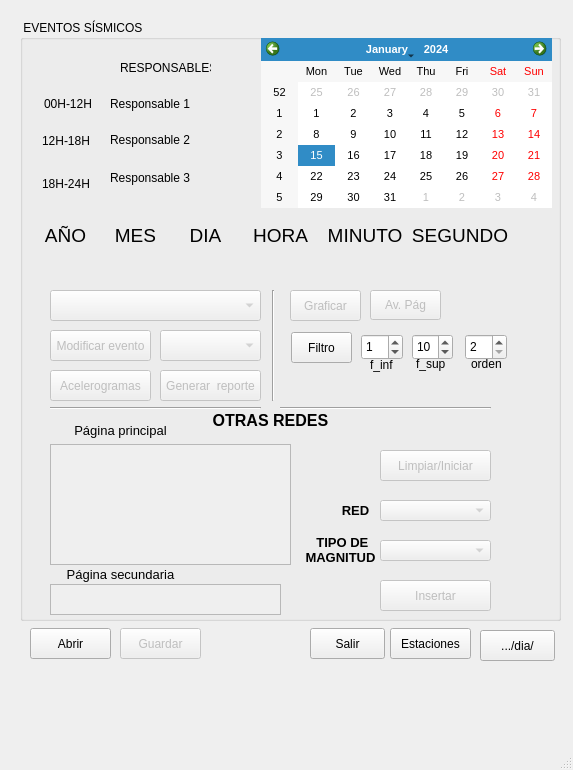
Above: src/ui/reporte.ui from RedSismicaAustro/rsa_sismologia before the change. Below: the same form after it.
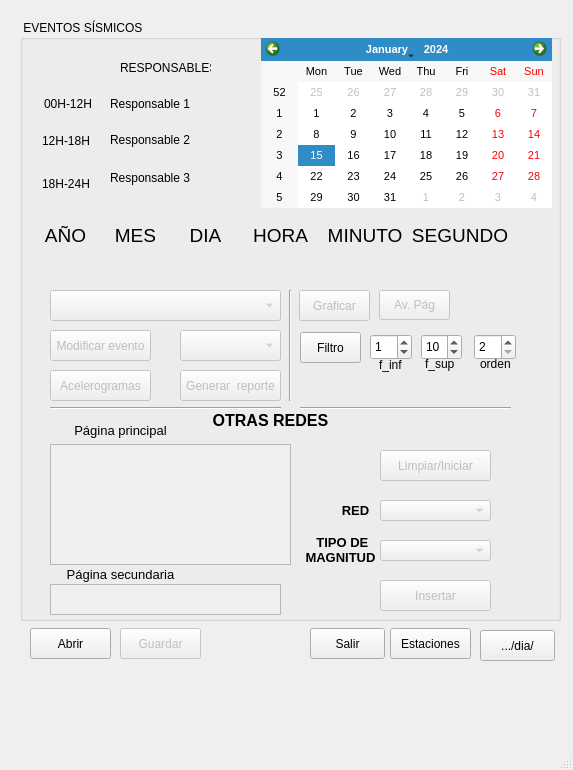
That is the form after the change.

Patch:
```diff
--- a/src/ui/reporte.ui
+++ b/src/ui/reporte.ui
@@ -34,7 +34,7 @@
       <rect>
        <x>30</x>
        <y>270</y>
-       <width>211</width>
+       <width>231</width>
        <height>31</height>
       </rect>
      </property>
@@ -45,7 +45,7 @@
      </property>
      <property name="geometry">
       <rect>
-       <x>140</x>
+       <x>160</x>
        <y>310</y>
        <width>101</width>
        <height>31</height>
@@ -562,7 +562,7 @@
      </property>
      <property name="geometry">
       <rect>
-       <x>140</x>
+       <x>160</x>
        <y>350</y>
        <width>101</width>
        <height>31</height>
@@ -577,7 +577,7 @@
       <rect>
        <x>30</x>
        <y>380</y>
-       <width>211</width>
+       <width>231</width>
        <height>16</height>
       </rect>
      </property>
@@ -591,7 +591,7 @@
      </property>
      <property name="geometry">
       <rect>
-       <x>270</x>
+       <x>279</x>
        <y>270</y>
        <width>71</width>
        <height>31</height>
@@ -777,7 +777,7 @@
      </property>
      <property name="geometry">
       <rect>
-       <x>350</x>
+       <x>359</x>
        <y>270</y>
        <width>71</width>
        <height>30</height>
@@ -790,7 +790,7 @@
     <widget class="QLabel" name="label_12">
      <property name="geometry">
       <rect>
-       <x>350</x>
+       <x>359</x>
        <y>335</y>
        <width>31</width>
        <height>20</height>
@@ -803,7 +803,7 @@
     <widget class="QSpinBox" name="sp_Box_fsup">
      <property name="geometry">
       <rect>
-       <x>392</x>
+       <x>401</x>
        <y>314</y>
        <width>41</width>
        <height>26</height>
@@ -822,7 +822,7 @@
     <widget class="QLabel" name="label_11">
      <property name="geometry">
       <rect>
-       <x>451</x>
+       <x>460</x>
        <y>334</y>
        <width>31</width>
        <height>20</height>
@@ -835,7 +835,7 @@
     <widget class="QSpinBox" name="sp_Box_orden">
      <property name="geometry">
       <rect>
-       <x>445</x>
+       <x>454</x>
        <y>314</y>
        <width>42</width>
        <height>26</height>
@@ -854,7 +854,7 @@
     <widget class="QPushButton" name="Btn_filtrar">
      <property name="geometry">
       <rect>
-       <x>271</x>
+       <x>280</x>
        <y>312</y>
        <width>61</width>
        <height>31</height>
@@ -867,7 +867,7 @@
     <widget class="QSpinBox" name="sp_Box_finf">
      <property name="geometry">
       <rect>
-       <x>341</x>
+       <x>350</x>
        <y>314</y>
        <width>42</width>
        <height>26</height>
@@ -883,7 +883,7 @@
     <widget class="QLabel" name="label_10">
      <property name="geometry">
       <rect>
-       <x>396</x>
+       <x>405</x>
        <y>334</y>
        <width>30</width>
        <height>20</height>
@@ -896,7 +896,7 @@
     <widget class="Line" name="line_2">
      <property name="geometry">
       <rect>
-       <x>243</x>
+       <x>260</x>
        <y>270</y>
        <width>20</width>
        <height>111</height>
@@ -909,7 +909,7 @@
     <widget class="Line" name="line_3">
      <property name="geometry">
       <rect>
-       <x>260</x>
+       <x>280</x>
        <y>380</y>
        <width>211</width>
        <height>16</height>
```
